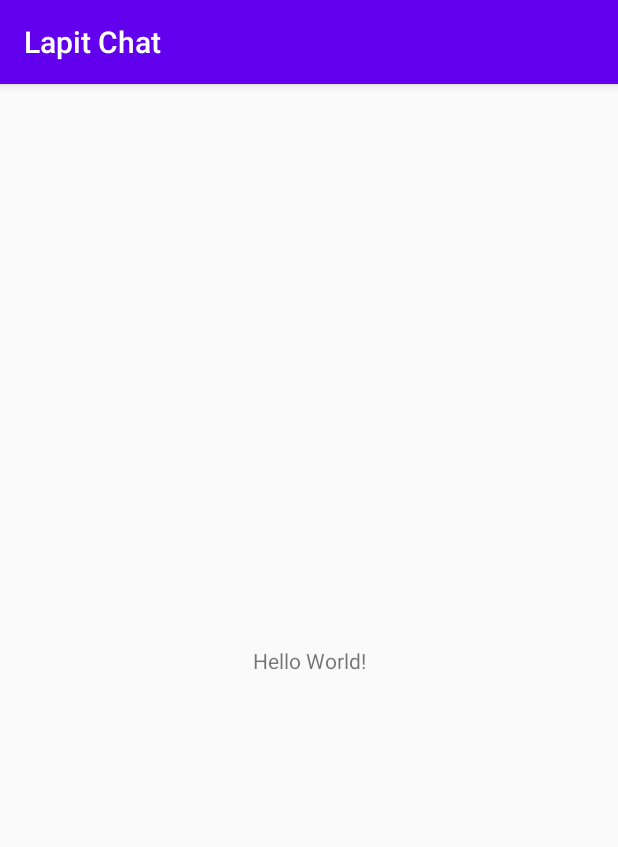
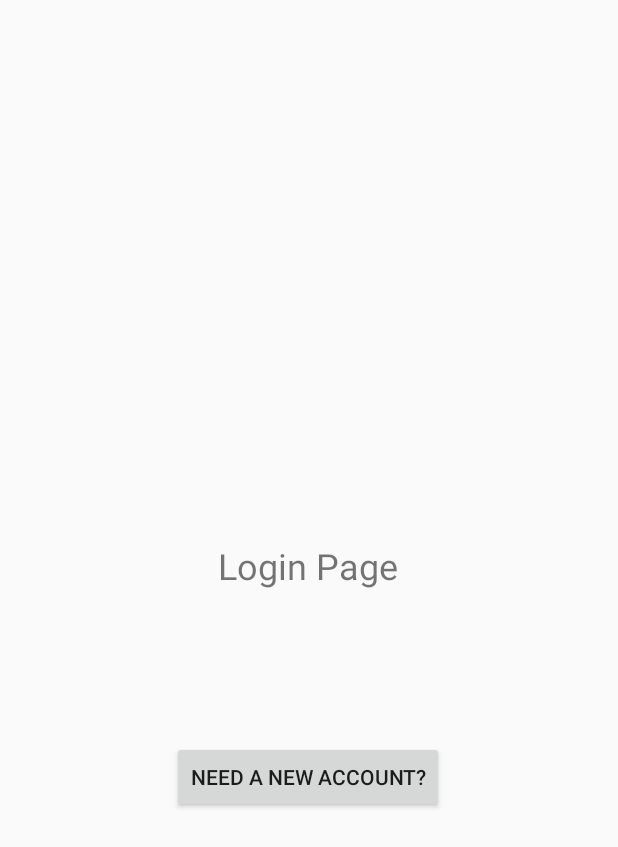
Before and after one commit to emonmeena/lapit, an Android app: the screen it shows after launch (MainActivity before the commit, StartActivity after it), on a phone screen of 412 x 824 dp. Shown: the top 847 px of the screen. Run offline under Robolectric (Android 15) with nearby library versions, the phone set to English and light mode, and no system bars; our stand-ins replace Firebase (no records; nobody signed in at launch, a user with empty details on screens opened directly).

Commit message:
Add a Login and Sign Up page

```diff
--- a/app/build.gradle
+++ b/app/build.gradle
@@ -33,4 +33,5 @@ dependencies {
     testImplementation 'junit:junit:4.12'
     androidTestImplementation 'androidx.test.ext:junit:1.1.1'
     androidTestImplementation 'androidx.test.espresso:espresso-core:3.2.0'
+    implementation 'com.google.android.material:material:1.1.0'
 }
--- a/app/src/main/AndroidManifest.xml
+++ b/app/src/main/AndroidManifest.xml
@@ -2,6 +2,7 @@
 <manifest xmlns:android="http://schemas.android.com/apk/res/android"
     package="com.example.android.lapitchat">
 
+    <uses-permission android:name="android.permission.WRITE_EXTERNAL_STORAGE"/>
     <application
         android:allowBackup="true"
         android:icon="@mipmap/ic_launcher"
@@ -9,6 +10,8 @@
         android:roundIcon="@mipmap/ic_launcher_round"
         android:supportsRtl="true"
         android:theme="@style/AppTheme">
+        <activity android:name=".RegisterActivity"></activity>
+        <activity android:name=".StartActivity" />
         <activity android:name=".MainActivity">
             <intent-filter>
                 <action android:name="android.intent.action.MAIN" />
--- a/app/src/main/java/com/example/android/lapitchat/MainActivity.java
+++ b/app/src/main/java/com/example/android/lapitchat/MainActivity.java
@@ -2,13 +2,34 @@ package com.example.android.lapitchat;
 
 import androidx.appcompat.app.AppCompatActivity;
 
+import android.content.Intent;
 import android.os.Bundle;
 
+import com.google.firebase.auth.FirebaseAuth;
+import com.google.firebase.auth.FirebaseUser;
+
 public class MainActivity extends AppCompatActivity {
+
+    private FirebaseAuth mAuth;
 
     @Override
     protected void onCreate(Bundle savedInstanceState) {
         super.onCreate(savedInstanceState);
         setContentView(R.layout.activity_main);
+        mAuth = FirebaseAuth.getInstance();
     }
+
+    @Override
+    public void onStart() {
+        super.onStart();
+     // check if user is signed in and update UI accordingly.
+        FirebaseUser currentUser = mAuth.getCurrentUser();
+
+        if(currentUser == null){
+            Intent startIntent = new Intent(MainActivity.this, StartActivity.class);
+            startActivity(startIntent);
+            finish();
+        }
+    }
+
 }
--- /dev/null
+++ b/app/src/main/java/com/example/android/lapitchat/StartActivity.java
@@ -0,0 +1,26 @@
+package com.example.android.lapitchat;
+
+import androidx.appcompat.app.AppCompatActivity;
+
+import android.content.Intent;
+import android.os.Bundle;
+import android.view.View;
+import android.widget.Button;
+
+public class StartActivity extends AppCompatActivity {
+
+    private Button mRegBtn;
+    @Override
+    protected void onCreate(Bundle savedInstanceState) {
+        super.onCreate(savedInstanceState);
+        setContentView(R.layout.activity_start);
+        mRegBtn  = (Button) findViewById(R.id.start_reg_btn);
+        mRegBtn.setOnClickListener(new View.OnClickListener() {
+            @Override
+            public void onClick(View view) {
+                Intent reg_intent = new Intent(StartActivity.this, RegisterActivity.class);
+                startActivity(reg_intent);
+            }
+        });
+    }
+}
--- /dev/null
+++ b/app/src/main/res/layout/activity_start.xml
@@ -0,0 +1,36 @@
+<?xml version="1.0" encoding="utf-8"?>
+<androidx.constraintlayout.widget.ConstraintLayout xmlns:android="http://schemas.android.com/apk/res/android"
+    xmlns:app="http://schemas.android.com/apk/res-auto"
+    xmlns:tools="http://schemas.android.com/tools"
+    android:layout_width="match_parent"
+    android:layout_height="match_parent"
+    tools:context=".StartActivity">
+
+    <TextView
+        android:id="@+id/textView"
+        android:layout_width="wrap_content"
+        android:layout_height="32dp"
+        android:layout_marginStart="146dp"
+        android:layout_marginTop="330dp"
+        android:layout_marginEnd="147dp"
+        android:text="@string/login_page"
+        android:textSize="24sp"
+        app:layout_constraintBottom_toTopOf="@+id/start_reg_btn"
+        app:layout_constraintEnd_toEndOf="parent"
+        app:layout_constraintStart_toStartOf="parent"
+        app:layout_constraintTop_toTopOf="parent" />
+
+    <Button
+        android:id="@+id/start_reg_btn"
+        android:layout_width="wrap_content"
+        android:layout_height="wrap_content"
+        android:layout_marginStart="114dp"
+        android:layout_marginTop="70dp"
+        android:layout_marginEnd="115dp"
+        android:layout_marginBottom="251dp"
+        android:text="Need a new Account?"
+        app:layout_constraintBottom_toBottomOf="parent"
+        app:layout_constraintEnd_toEndOf="parent"
+        app:layout_constraintStart_toStartOf="parent"
+        app:layout_constraintTop_toBottomOf="@+id/textView" />
+</androidx.constraintlayout.widget.ConstraintLayout>
--- a/app/src/main/res/values/colors.xml
+++ b/app/src/main/res/values/colors.xml
@@ -1,6 +1,6 @@
 <?xml version="1.0" encoding="utf-8"?>
 <resources>
-    <color name="colorPrimary">#6200EE</color>
-    <color name="colorPrimaryDark">#3700B3</color>
-    <color name="colorAccent">#03DAC5</color>
+    <color name="colorPrimary">#673bb7</color>
+    <color name="colorPrimaryDark">#512da7</color>
+    <color name="colorAccent">#ff5521</color>
 </resources>
--- a/app/src/main/res/values/styles.xml
+++ b/app/src/main/res/values/styles.xml
@@ -1,7 +1,7 @@
 <resources>
 
     <!-- Base application theme. -->
-    <style name="AppTheme" parent="Theme.AppCompat.Light.DarkActionBar">
+    <style name="AppTheme" parent="Theme.AppCompat.Light.NoActionBar">
         <!-- Customize your theme here. -->
         <item name="colorPrimary">@color/colorPrimary</item>
         <item name="colorPrimaryDark">@color/colorPrimaryDark</item>
```
Also changed, not shown: app/src/main/java/com/example/android/lapitchat/RegisterActivity.java (added, +73 -0 lines), app/src/main/res/layout/activity_main.xml (+5 -2 lines), app/src/main/res/layout/activity_register.xml (added, +109 -0 lines), app/src/main/res/values/strings.xml (+11 -0 lines).
